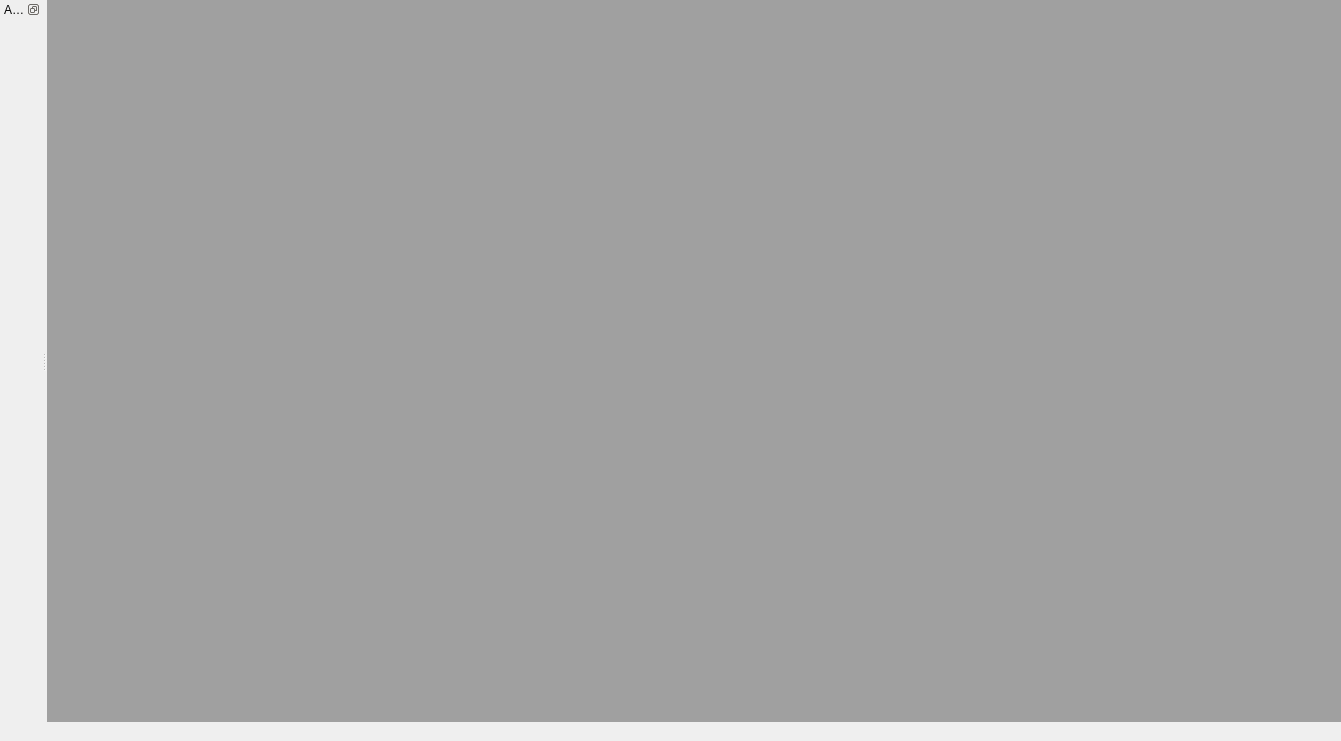
Above: src/mainwindow.ui from eigenbom/MQ-Sprite before the change. Below: the same form after it.
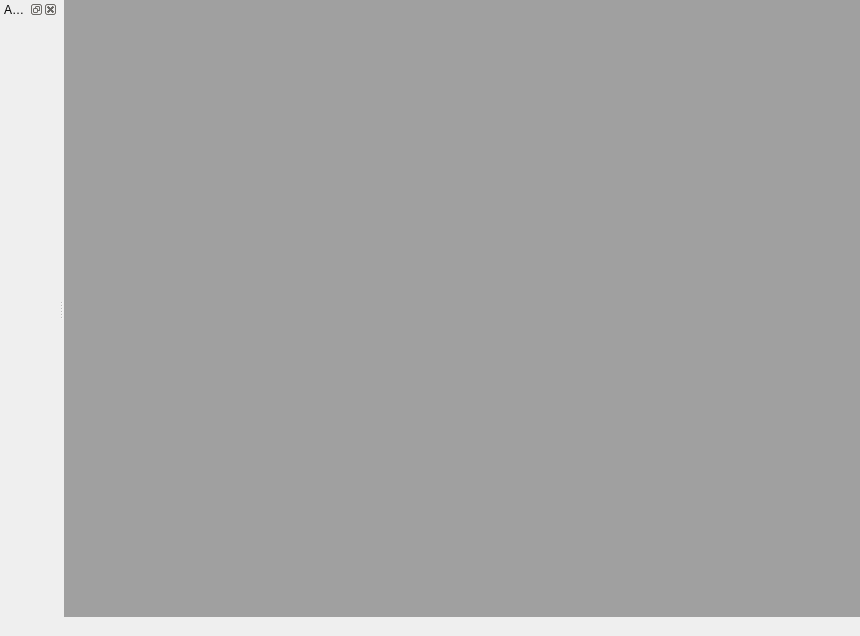
That is the form after the change. Icons and pictures are not drawn. Custom widgets are drawn as their Qt base class.

```diff
--- a/src/mainwindow.ui
+++ b/src/mainwindow.ui
@@ -6,8 +6,8 @@
    <rect>
     <x>0</x>
     <y>0</y>
-    <width>1341</width>
-    <height>741</height>
+    <width>860</width>
+    <height>636</height>
    </rect>
   </property>
   <property name="cursor">
@@ -100,7 +100,7 @@
   </widget>
   <widget class="QDockWidget" name="dockWidgetAssets">
    <property name="features">
-    <set>QDockWidget::DockWidgetFloatable|QDockWidget::DockWidgetMovable</set>
+    <set>QDockWidget::AllDockWidgetFeatures</set>
    </property>
    <property name="windowTitle">
     <string>Assets</string>
```
Left out of the diff: 5 changed lines with no effect on the pictures.
